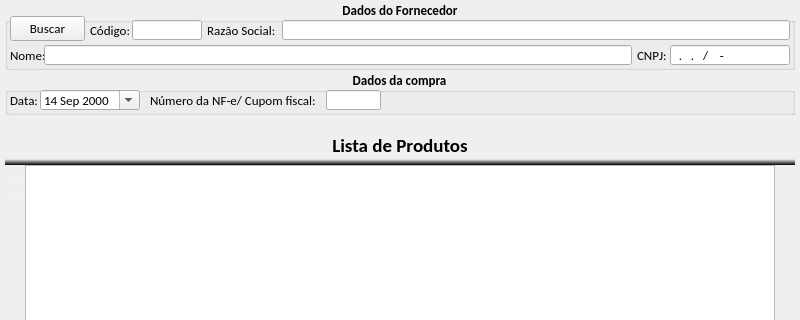
Old version of the form loja/tela_comprar.ui in the repository jmessias1725/sexloja; both pictures show x 0 to 800 and y 0 to 320 of the 800 by 615 pixel window.
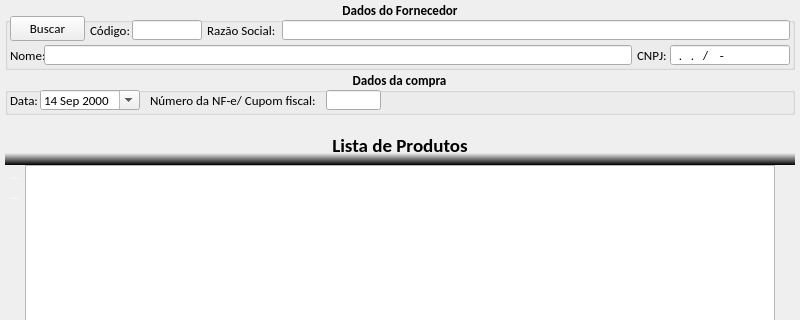
New version of the form. Icons and pictures are not drawn.

The edit to the form file:
```diff
--- a/loja/tela_comprar.ui
+++ b/loja/tela_comprar.ui
@@ -13,6 +13,18 @@
     <height>615</height>
    </rect>
   </property>
+  <property name="minimumSize">
+   <size>
+    <width>800</width>
+    <height>615</height>
+   </size>
+  </property>
+  <property name="maximumSize">
+   <size>
+    <width>800</width>
+    <height>615</height>
+   </size>
+  </property>
   <property name="windowTitle">
    <string>Nova Compra</string>
   </property>
@@ -527,9 +539,8 @@
     </font>
    </property>
    <property name="styleSheet">
-    <string notr="true">QFrame{
-	
-	background-color: qlineargradient(spread:pad, x1:1, y1:1, x2:1, y2:0, stop:0 rgba(0, 0, 0, 255), stop:0.147727 rgba(255, 255, 255, 0));
+    <string notr="true">QFrame{	
+	background-color: qlineargradient(spread:pad, x1:1, y1:1, x2:1, y2:0, stop:0 rgba(0, 0, 0, 255), stop:0.3 rgba(255, 255, 255, 0));
 	border: none;
 	color:#000000
 }
```
Left out of the diff: 3 changed lines with no effect on the pictures.
